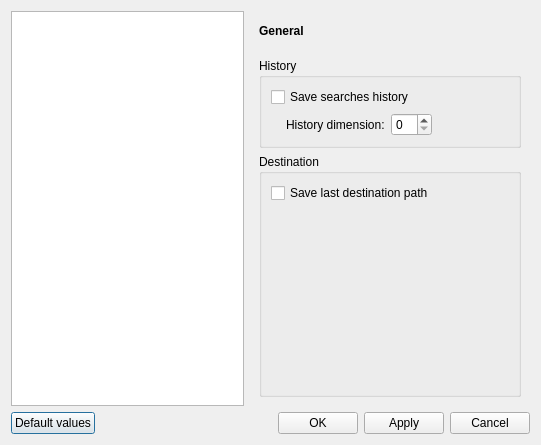
Qt form src/grooveoff/configdialog.ui (gcala/grooveoff) before a commit.
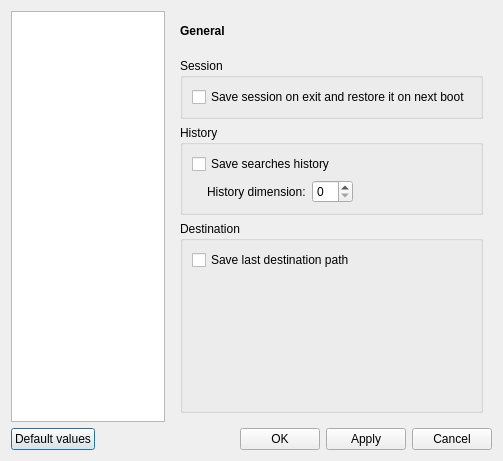
The same form after that commit. The open tabs and pages were chosen to show the change.

Commit message: added session management

What changed in the file:
```diff
--- a/src/grooveoff/configdialog.ui
+++ b/src/grooveoff/configdialog.ui
@@ -6,8 +6,8 @@
    <rect>
     <x>0</x>
     <y>0</y>
-    <width>541</width>
-    <height>445</height>
+    <width>503</width>
+    <height>461</height>
    </rect>
   </property>
   <property name="windowTitle">
@@ -78,6 +78,22 @@
            </item>
           </layout>
          </item>
+         <item>
+          <widget class="QGroupBox" name="groupBox_6">
+           <property name="title">
+            <string>Session</string>
+           </property>
+           <layout class="QVBoxLayout" name="verticalLayout_9">
+            <item>
+             <widget class="QCheckBox" name="saveSession">
+              <property name="text">
+               <string>Save session on exit and restore it on next boot</string>
+              </property>
+             </widget>
+            </item>
+           </layout>
+          </widget>
+         </item>
          <item>
           <widget class="QGroupBox" name="groupBox">
            <property name="font">
```
Left out of the diff: 2 changed lines with no effect on the pictures. The commit also changes 32 other files.
